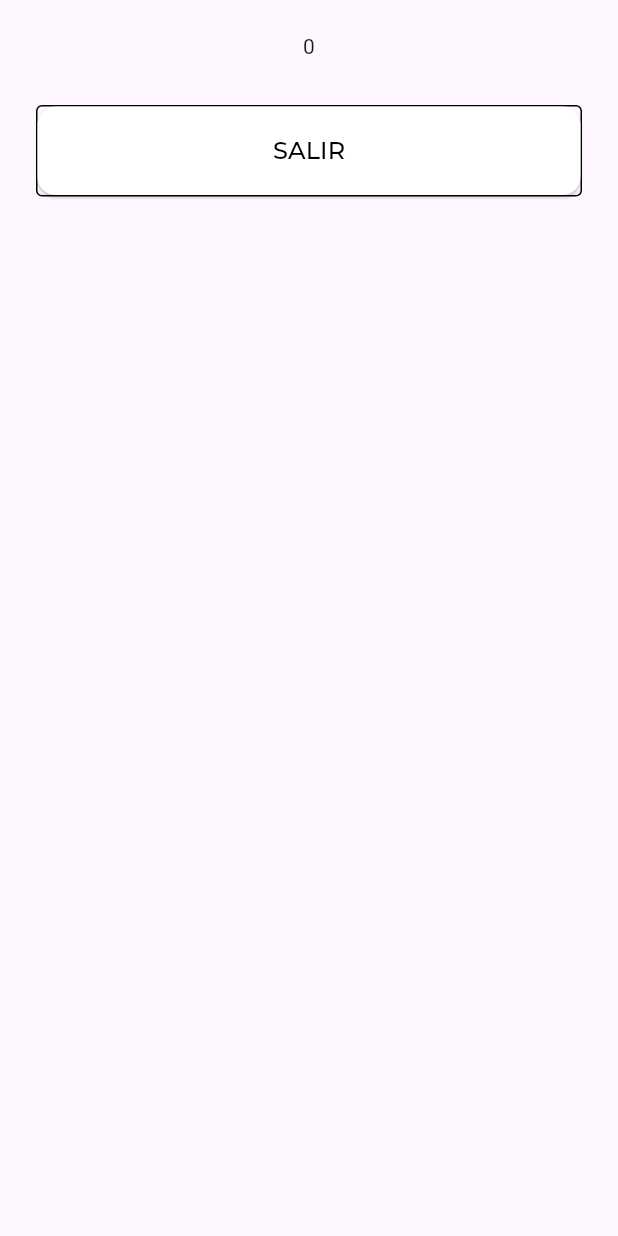
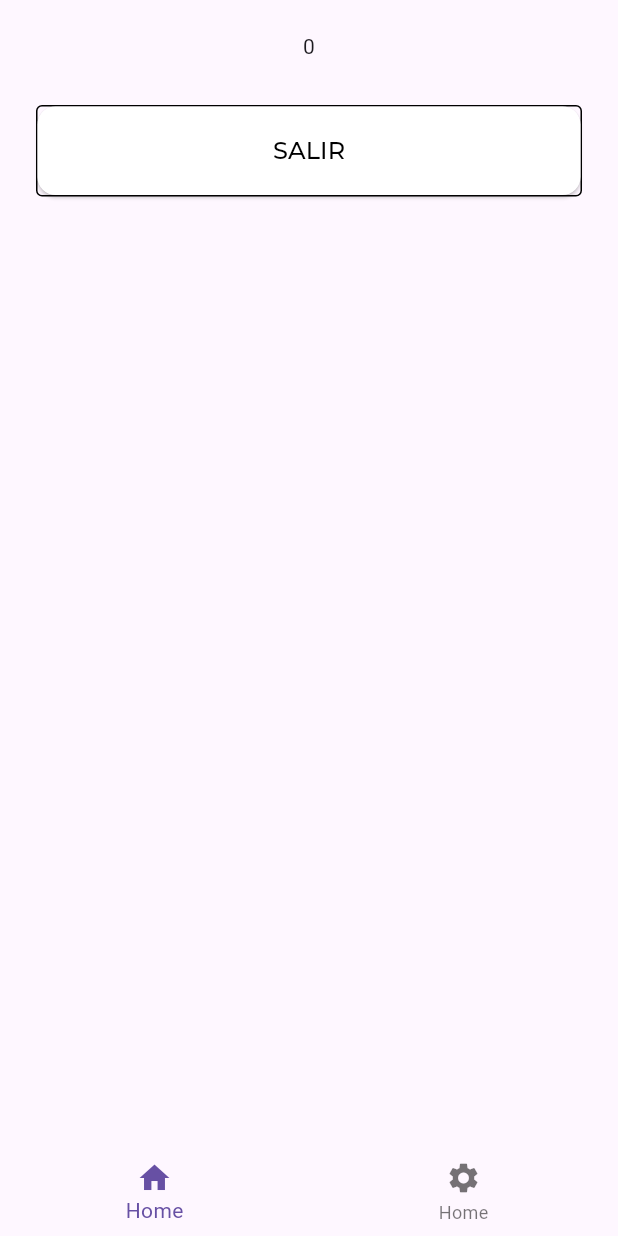
Before and after one commit to derlisrd/rudika, a Flutter app: the HomeScreen screen opened by its route, on a phone screen of 412 x 824 dp. Run offline on Flutter 3.47's test engine with Material 3 defaults, Android fonts, the phone set to English and light mode, and no system bars; our stand-ins replace google_fonts.

Commit message:
boton navigation

```diff
--- a/lib/src/screens/auth/home.screen.dart
+++ b/lib/src/screens/auth/home.screen.dart
@@ -31,6 +31,13 @@ class _HomeScreenState extends State<HomeScreen> {
     String token =  Provider.of<AuthProvider>(context).user.token;
     int id =  Provider.of<AuthProvider>(context).user.id;
     return  Scaffold(
+      bottomNavigationBar: BottomNavigationBar(
+        elevation: 0,
+        items: const [
+          BottomNavigationBarItem(icon: Icon(Icons.home), label: 'Home',activeIcon: Icon(Icons.home)),
+          BottomNavigationBarItem(icon: Icon(Icons.settings), label: 'Home',activeIcon: Icon(Icons.settings)),
+        ]
+        ),
       body: SafeArea(child:
         Column(
           children: [
```
Also changed, not shown: 1 other file.
